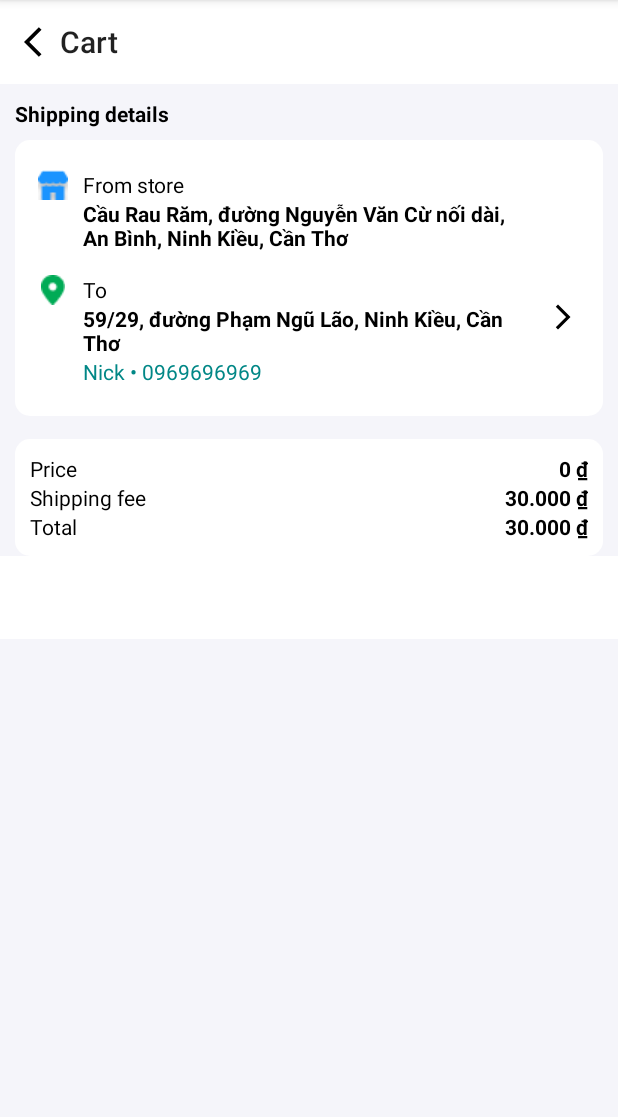
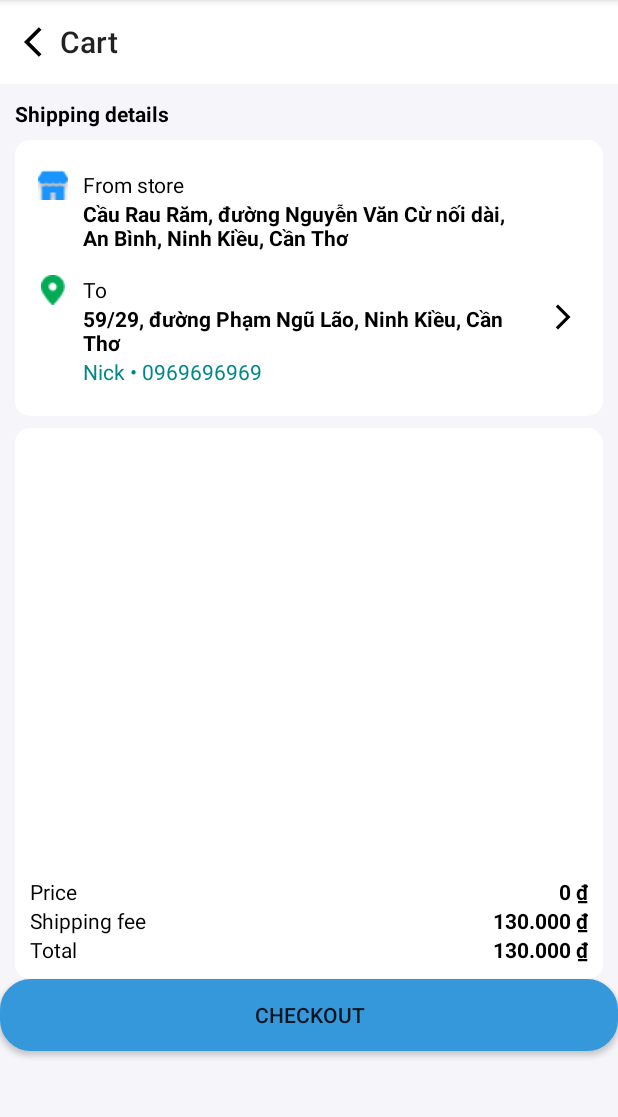
Before and after one commit to phunlh2001/PRM392-Beverages, an Android app: the CartActivity screen opened directly, with no data from a screen before it, on a phone screen of 412 x 824 dp, the part 84-1201 px from its top. Run offline under Robolectric (Android 15) with nearby library versions, the phone set to English and light mode, and no system bars.

Commit message:
feat: cart

```diff
--- a/app/src/main/java/com/phunlh2001/prm392_beverages/CartActivity.java
+++ b/app/src/main/java/com/phunlh2001/prm392_beverages/CartActivity.java
@@ -1,96 +1,78 @@
 package com.phunlh2001.prm392_beverages;
 
+import static com.phunlh2001.prm392_beverages.utils.Constant.KEY_CART;
+import static com.phunlh2001.prm392_beverages.utils.Constant.PREF_CART;
+
 import androidx.appcompat.app.AppCompatActivity;
-import androidx.appcompat.widget.AppCompatButton;
 import androidx.cardview.widget.CardView;
-import androidx.lifecycle.Observer;
-import androidx.lifecycle.ViewModelProvider;
 import androidx.recyclerview.widget.LinearLayoutManager;
 import androidx.recyclerview.widget.RecyclerView;
 
+import android.content.Context;
+import android.content.Intent;
+import android.content.SharedPreferences;
 import android.os.Bundle;
 import android.view.View;
+import android.widget.Button;
 import android.widget.LinearLayout;
 import android.widget.TextView;
+import android.widget.Toast;
 
+import com.google.gson.Gson;
+import com.google.gson.reflect.TypeToken;
 import com.phunlh2001.prm392_beverages.adapters.CartAdapter;
-import com.phunlh2001.prm392_beverages.data.entities.OrderDetail;
+import com.phunlh2001.prm392_beverages.data.entities.Product;
 import com.phunlh2001.prm392_beverages.viewmodel.CartViewModel;
 
+import java.lang.reflect.Type;
+import java.util.ArrayList;
 import java.util.List;
 
-public class CartActivity extends AppCompatActivity implements CartAdapter.CartClickedListeners{
+public class CartActivity extends AppCompatActivity {
     private RecyclerView rcvCart;
-    private CartViewModel cartViewModel;
-    private TextView tvTotalCartPrice;
-    private AppCompatButton btnCheckout;
-    private CardView cardView;
-    private LinearLayout layoutTotalPrice;
-    private CartAdapter cartAdapter;
+    private Button btnCheckout;
+
     @Override
     protected void onCreate(Bundle savedInstanceState) {
         super.onCreate(savedInstanceState);
         setContentView(R.layout.activity_delivery_cart);
-
         initializeVariables();
 
-        cartViewModel.getAllCartItems().observe(this, new Observer<List<OrderDetail>>() {
-            @Override
-            public void onChanged(List<OrderDetail> orderDetails) {
-                double price = 0;
-                cartAdapter.setProductCartList(orderDetails);
-                for (int i=0;i<orderDetails.size();i++) {
-//                    price = price + (orderDetails.get(i).getQuantity() * cartViewModel.getProductPriceById());
-                }
-                tvTotalCartPrice.setText(String.valueOf(price));
-            }
+        CartAdapter adapter = new CartAdapter(this);
+
+        LinearLayoutManager linearLayoutManager = new LinearLayoutManager(this);
+        rcvCart.setLayoutManager(linearLayoutManager);
+        rcvCart.setAdapter(adapter);
+
+        btnCheckout.setOnClickListener(view -> {
+            SharedPreferences pref = getSharedPreferences(PREF_CART, Context.MODE_PRIVATE);
+            SharedPreferences.Editor editor = pref.edit();
+            editor.remove(KEY_CART);
+            editor.apply();
+            Toast.makeText(this, "Checkout successfully", Toast.LENGTH_SHORT).show();
+            Intent intent = new Intent(CartActivity.this, HomeActivity.class);
+            startActivity(intent);
         });
 
-        btnCheckout.setOnClickListener(new View.OnClickListener() {
-            @Override
-            public void onClick(View view) {
-                cartViewModel.deleteAllCartItems();
-                layoutTotalPrice.setVisibility(View.INVISIBLE);
-                cardView.setVisibility(View.VISIBLE);
-            }
-        });
+        // load data
+        List<Product> _prods = getList();
+        adapter.setDataProducts(_prods);
     }
 
     private void initializeVariables() {
-        cartAdapter = new CartAdapter(this);
         rcvCart = findViewById(R.id.rcvCart);
-        tvTotalCartPrice = findViewById(R.id.tvTotalCartPrice);
         btnCheckout = findViewById(R.id.btnCheckout);
-        cardView = findViewById(R.id.cvCartItem);
-        layoutTotalPrice = findViewById(R.id.layoutTotalPrice);
-
-        cartViewModel = new ViewModelProvider(this).get(CartViewModel.class);
-        rcvCart.setHasFixedSize(true);
-        rcvCart.setLayoutManager(new LinearLayoutManager(this));
-
-        rcvCart.setAdapter(cartAdapter);
     }
 
-    @Override
-    public void onDeleteClicked(OrderDetail orderDetail) {
-        cartViewModel.deleteCartItem(orderDetail);
-    }
-
-    @Override
-    public void onPlusClicked(OrderDetail orderDetail) {
-        int quantity = orderDetail.getQuantity() + 1;
-        cartViewModel.updateQuantity(orderDetail.getProduct_id(), orderDetail.getOrder_id() , quantity);
-        cartAdapter.notifyDataSetChanged();
-    }
-
-    @Override
-    public void onMinusClicked(OrderDetail orderDetail) {
-        int quantity = orderDetail.getQuantity() - 1;
-        if (quantity != 0){
-            cartViewModel.updateQuantity(orderDetail.getProduct_id(), orderDetail.getOrder_id() , quantity);
-            cartAdapter.notifyDataSetChanged();
-        }else{
-            cartViewModel.deleteCartItem(orderDetail);
+    private List<Product> getList() {
+        SharedPreferences pref = getSharedPreferences(PREF_CART, Context.MODE_PRIVATE);
+        List<Product> arrItems = new ArrayList<>();
+        String json = pref.getString(KEY_CART, null);
+        if (json != null) {
+            Gson gson = new Gson();
+            Type type = new TypeToken<List<Product>>(){}.getType();
+            arrItems = gson.fromJson(json, type);
         }
+        return arrItems;
     }
 }
--- a/app/src/main/java/com/phunlh2001/prm392_beverages/MainActivity.java
+++ b/app/src/main/java/com/phunlh2001/prm392_beverages/MainActivity.java
@@ -22,7 +22,7 @@ public class MainActivity extends AppCompatActivity {
             Intent intent = new Intent(MainActivity.this, GetStartActivity.class);
             startActivity(intent);
         } else {
-            Intent intent = new Intent(MainActivity.this, HomeActivity.class);
+            Intent intent = new Intent(MainActivity.this, CartActivity.class);
             startActivity(intent);
         }
     }
--- a/app/src/main/java/com/phunlh2001/prm392_beverages/adapters/CartAdapter.java
+++ b/app/src/main/java/com/phunlh2001/prm392_beverages/adapters/CartAdapter.java
@@ -1,5 +1,7 @@
 package com.phunlh2001.prm392_beverages.adapters;
 
+import android.annotation.SuppressLint;
+import android.content.Context;
 import android.graphics.drawable.Drawable;
 import android.view.LayoutInflater;
 import android.view.View;
@@ -16,86 +18,62 @@ import com.phunlh2001.prm392_beverages.data.entities.Product;
 
 import java.util.List;
 
-public class CartAdapter extends RecyclerView.Adapter<CartAdapter.CartViewHodler>{
-    private CartClickedListeners cartClickedListeners;
+public class CartAdapter extends RecyclerView.Adapter<CartAdapter.CartViewHolder>{
+    private final Context context;
 
     private List<Product> productList;
-    private List<OrderDetail> orderDetailList;
 
-    public CartAdapter(CartClickedListeners cartClickedListeners) {
-        this.cartClickedListeners = cartClickedListeners;
+    public CartAdapter(Context context) {
+        this.context = context;
     }
-    public void setProductCartList(List<OrderDetail> orderDetailList) {
-        this.orderDetailList = orderDetailList;
-        notifyDataSetChanged();
+
+    public void setDataProducts(List<Product> products) {
+        productList = products;
     }
+
     @NonNull
     @Override
-    public CartViewHodler onCreateViewHolder(@NonNull ViewGroup parent, int viewType) {
+    public CartViewHolder onCreateViewHolder(@NonNull ViewGroup parent, int viewType) {
         View view = LayoutInflater.from(parent.getContext()).inflate(R.layout.cart_item, parent, false);
-        return new CartViewHodler(view);
+        return new CartViewHolder(view);
     }
 
+    @SuppressLint("SetTextI18n")
     @Override
-    public void onBindViewHolder(@NonNull CartViewHodler holder, int position) {
+    public void onBindViewHolder(@NonNull CartViewHolder holder, int position) {
         Product product = productList.get(position);
-        OrderDetail orderDetail = orderDetailList.get(position);
 
-        holder.ivCartItemImg.setImageDrawable(Drawable.createFromPath(product.getThumbnail()));
+        @SuppressLint("DiscouragedApi")
+        int resourceId = context.getResources()
+                .getIdentifier(product.getThumbnail(), "drawable", context.getPackageName());
+
+        holder.ivCartItemImg.setImageResource(resourceId);
         holder.tvCartTitle.setText(product.getTitle());
-        holder.tvCartQuantity.setText(orderDetail.getQuantity() + "");
-
-        holder.ivCartDelete.setOnClickListener(new View.OnClickListener() {
-            @Override
-            public void onClick(View view) {
-                cartClickedListeners.onDeleteClicked(orderDetail);
-            }
-        });
-
-
-        holder.ivPlusItem.setOnClickListener(new View.OnClickListener() {
-            @Override
-            public void onClick(View view) {
-                cartClickedListeners.onPlusClicked(orderDetail);
-            }
-        });
-
-        holder.ivMinusItem.setOnClickListener(new View.OnClickListener() {
-            @Override
-            public void onClick(View view) {
-                cartClickedListeners.onMinusClicked(orderDetail);
-            }
-        });
+        holder.tvCartDesc.setText(product.getDesc());
+        holder.tvCartPrice.setText(product.getPrice() + "");
+        holder.tvCartQuantity.setText("1");
     }
 
     @Override
     public int getItemCount() {
-        if (orderDetailList == null) {
-            return 0;
-        } else {
-            return orderDetailList.size();
-        }
+        return productList != null ? productList.size() : 0;
     }
 
-    public class CartViewHodler extends RecyclerView.ViewHolder {
-        private TextView tvCartTitle, tvCartPrice, tvCartQuantity;
-        private ImageView ivCartItemImg, ivCartDelete, ivPlusItem, ivMinusItem;
-        public CartViewHodler(@NonNull View itemView) {
+    public static class CartViewHolder extends RecyclerView.ViewHolder {
+        TextView tvCartTitle, tvCartPrice, tvCartQuantity, tvCartDesc;
+        ImageView ivCartItemImg, ivCartDelete, ivPlusItem, ivMinusItem;
+        public CartViewHolder(@NonNull View itemView) {
             super(itemView);
 
+            tvCartDesc = itemView.findViewById(R.id.tvCartDesc);
             tvCartTitle = itemView.findViewById(R.id.tvCartTitle);
             tvCartPrice = itemView.findViewById(R.id.tvCartPrice);
+            ivCartItemImg = itemView.findViewById(R.id.ivCartItemImg);
             tvCartQuantity = itemView.findViewById(R.id.tvCartQuantity);
+
             ivCartDelete = itemView.findViewById(R.id.ivCartDelete);
-            ivCartItemImg = itemView.findViewById(R.id.ivCartItemImg);
             ivPlusItem = itemView.findViewById(R.id.ivPlusItem);
             ivMinusItem = itemView.findViewById(R.id.ivMinusItem);
         }
     }
-
-    public interface CartClickedListeners {
-        void onDeleteClicked(OrderDetail orderDetail);
-        void onPlusClicked(OrderDetail orderDetail);
-        void onMinusClicked(OrderDetail orderDetail);
-    }
 }
--- a/app/src/main/java/com/phunlh2001/prm392_beverages/utils/Constant.java
+++ b/app/src/main/java/com/phunlh2001/prm392_beverages/utils/Constant.java
@@ -6,4 +6,7 @@ public class Constant {
 
     public static final String PREF_ADDRESS = "pref_address";
     public static final String KEY_ADDRESS = "address";
+
+    public static final String PREF_CART = "pref_cart";
+    public static final String KEY_CART = "cart_obj";
 }
--- a/app/src/main/res/layout/activity_delivery_cart.xml
+++ b/app/src/main/res/layout/activity_delivery_cart.xml
@@ -1,7 +1,6 @@
 <?xml version="1.0" encoding="utf-8"?>
 <LinearLayout xmlns:android="http://schemas.android.com/apk/res/android"
     xmlns:app="http://schemas.android.com/apk/res-auto"
-    xmlns:tools="http://schemas.android.com/tools"
     android:layout_width="match_parent"
     android:layout_height="match_parent"
     android:background="#f5f5fa"
@@ -129,7 +128,7 @@
     <LinearLayout
         android:layout_width="match_parent"
         android:layout_height="wrap_content"
-        android:layout_marginTop="15dp"
+        android:layout_marginTop="8dp"
         android:layout_marginStart="10dp"
         android:layout_marginEnd="10dp"
         android:background="@drawable/general_bg"
@@ -137,19 +136,18 @@
         android:orientation="vertical">
 
         <androidx.recyclerview.widget.RecyclerView
+            android:id="@+id/rcvCart"
             android:layout_width="match_parent"
-            android:layout_height="match_parent"
-            android:id="@+id/rcvCart">
+            android:layout_height="289dp" />
 
-        </androidx.recyclerview.widget.RecyclerView>
         <LinearLayout
             android:layout_width="match_parent"
-            android:layout_height="match_parent"
+            android:layout_height="wrap_content"
             android:orientation="vertical"
             android:id="@+id/layoutTotalPrice">
             <LinearLayout
                 android:layout_width="match_parent"
-                android:layout_height="match_parent"
+                android:layout_height="wrap_content"
                 android:orientation="horizontal">
                 <TextView
                     android:id="@+id/price"
@@ -171,7 +169,7 @@
 
             <LinearLayout
                 android:layout_width="match_parent"
-                android:layout_height="match_parent"
+                android:layout_height="wrap_content"
                 android:orientation="horizontal">
                 <TextView
                     android:id="@+id/shippingFee"
@@ -187,13 +185,13 @@
                     android:layout_gravity="right"
                     android:gravity="right"
                     android:textStyle="bold"
-                    android:text="30.000 ₫"
+                    android:text="130.000 ₫"
                     android:textColor="@color/black" />
             </LinearLayout>
 
             <LinearLayout
                 android:layout_width="match_parent"
-                android:layout_height="match_parent"
+                android:layout_height="wrap_content"
                 android:orientation="horizontal">
                 <TextView
                     android:id="@+id/total"
@@ -209,25 +207,18 @@
                     android:layout_gravity="right"
                     android:gravity="right"
                     android:textStyle="bold"
-                    android:text="30.000 ₫"
+                    android:text="130.000 ₫"
                     android:textColor="@color/black" />
             </LinearLayout>
         </LinearLayout>
     </LinearLayout>
 
-    <LinearLayout
+    <android.widget.Button
+        android:id="@+id/btnCheckout"
         android:layout_width="match_parent"
         android:layout_height="wrap_content"
-        android:background="@color/white">
-
-        <androidx.appcompat.widget.AppCompatButton
-            android:id="@+id/btnCheckout"
-            android:layout_width="390dp"
-            android:layout_height="55dp"
-            android:layout_marginLeft="10dp"
-            android:background="@drawable/pay_btn"
-            android:text="Pay"
-            android:textColor="@color/white" />
-    </LinearLayout>
+        android:background="@drawable/custom_button"
+        android:gravity="center"
+        android:text="Checkout" />
 
 </LinearLayout>
```
Also changed, not shown: app/src/main/java/com/phunlh2001/prm392_beverages/adapters/ProductMenuAdapter.java (+41 -2 lines).
